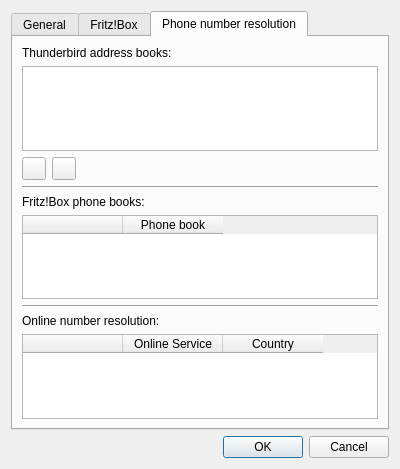
ElTh0r0/fritzcallindicator, file src/settingsdialog.ui: the form before one commit.
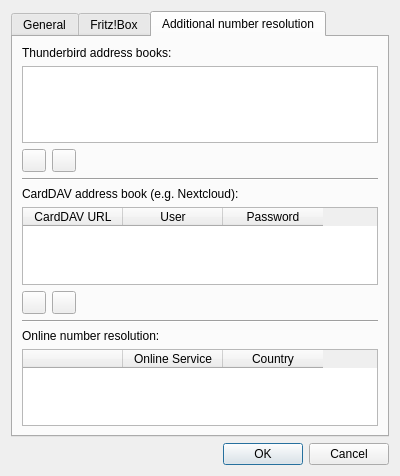
The form after the commit. The open tabs and pages were chosen to show the change. Icons and pictures are not drawn.

Commit message: Add CardDAV address book support.

Diff of the .ui file:
```diff
--- a/src/settingsdialog.ui
+++ b/src/settingsdialog.ui
@@ -7,7 +7,7 @@
     <x>0</x>
     <y>0</y>
     <width>400</width>
-    <height>469</height>
+    <height>476</height>
    </rect>
   </property>
   <property name="windowTitle">
@@ -277,14 +277,63 @@
          </property>
         </widget>
        </item>
+       <item row="6" column="0" colspan="2">
+        <widget class="Line" name="line_2">
+         <property name="orientation">
+          <enum>Qt::Orientation::Horizontal</enum>
+         </property>
+        </widget>
+       </item>
+       <item row="7" column="0" colspan="2">
+        <widget class="QLabel" name="lblFritzPhoneBooks">
+         <property name="text">
+          <string>Fritz!Box phone books:</string>
+         </property>
+        </widget>
+       </item>
+       <item row="8" column="0" colspan="2">
+        <widget class="QTableWidget" name="tableFritzPhonebooks">
+         <property name="editTriggers">
+          <set>QAbstractItemView::EditTrigger::NoEditTriggers</set>
+         </property>
+         <property name="alternatingRowColors">
+          <bool>true</bool>
+         </property>
+         <property name="selectionMode">
+          <enum>QAbstractItemView::SelectionMode::NoSelection</enum>
+         </property>
+         <property name="wordWrap">
+          <bool>false</bool>
+         </property>
+         <property name="cornerButtonEnabled">
+          <bool>false</bool>
+         </property>
+         <attribute name="horizontalHeaderHighlightSections">
+          <bool>false</bool>
+         </attribute>
+         <attribute name="verticalHeaderVisible">
+          <bool>false</bool>
+         </attribute>
+         <column>
+          <property name="text">
+           <string notr="true"/>
+          </property>
+         </column>
+         <column>
+          <property name="text">
+           <string>Phone book</string>
+          </property>
+         </column>
+        </widget>
+       </item>
       </layout>
      </widget>
      <widget class="QWidget" name="tab_resolver">
       <attribute name="title">
-       <string>Phone number resolution</string>
+       <string>Additional number resolution</string>
       </attribute>
       <layout class="QFormLayout" name="formLayout">
-       <item row="0" column="0">
+       <item row="0" column="0" colspan="2">
         <widget class="QLabel" name="lblTbAddressbooks">
          <property name="text">
           <string>Thunderbird address books:</string>
@@ -325,69 +374,104 @@
         </layout>
        </item>
        <item row="3" column="0" colspan="2">
-        <widget class="Line" name="line_2">
-         <property name="orientation">
-          <enum>Qt::Orientation::Horizontal</enum>
-         </property>
-        </widget>
-       </item>
-       <item row="4" column="0">
-        <widget class="QLabel" name="lblFritzPhoneBooks">
-         <property name="text">
-          <string>Fritz!Box phone books:</string>
-         </property>
-        </widget>
-       </item>
-       <item row="5" column="0" colspan="2">
-        <widget class="QTableWidget" name="tableFritzPhonebooks">
-         <property name="editTriggers">
-          <set>QAbstractItemView::EditTrigger::NoEditTriggers</set>
-         </property>
-         <property name="alternatingRowColors">
-          <bool>true</bool>
-         </property>
-         <property name="selectionMode">
-          <enum>QAbstractItemView::SelectionMode::NoSelection</enum>
-         </property>
-         <property name="wordWrap">
-          <bool>false</bool>
-         </property>
-         <property name="cornerButtonEnabled">
-          <bool>false</bool>
-         </property>
-         <attribute name="horizontalHeaderHighlightSections">
-          <bool>false</bool>
-         </attribute>
-         <attribute name="verticalHeaderVisible">
-          <bool>false</bool>
-         </attribute>
-         <column>
-          <property name="text">
-           <string notr="true"/>
-          </property>
-         </column>
-         <column>
-          <property name="text">
-           <string>Phone book</string>
-          </property>
-         </column>
-        </widget>
-       </item>
-       <item row="6" column="0" colspan="2">
         <widget class="Line" name="line_3">
          <property name="orientation">
           <enum>Qt::Orientation::Horizontal</enum>
          </property>
         </widget>
        </item>
-       <item row="7" column="0">
+       <item row="4" column="0" colspan="2">
+        <widget class="QLabel" name="lblCarddav">
+         <property name="text">
+          <string>CardDAV address book (e.g. Nextcloud):</string>
+         </property>
+        </widget>
+       </item>
+       <item row="5" column="0" colspan="2">
+        <widget class="QTableWidget" name="tableCardDav">
+         <property name="editTriggers">
+          <set>QAbstractItemView::EditTrigger::AnyKeyPressed|QAbstractItemView::EditTrigger::DoubleClicked|QAbstractItemView::EditTrigger::EditKeyPressed</set>
+         </property>
+         <property name="alternatingRowColors">
+          <bool>true</bool>
+         </property>
+         <property name="selectionMode">
+          <enum>QAbstractItemView::SelectionMode::NoSelection</enum>
+         </property>
+         <property name="wordWrap">
+          <bool>false</bool>
+         </property>
+         <property name="cornerButtonEnabled">
+          <bool>false</bool>
+         </property>
+         <attribute name="horizontalHeaderHighlightSections">
+          <bool>false</bool>
+         </attribute>
+         <attribute name="verticalHeaderVisible">
+          <bool>false</bool>
+         </attribute>
+         <column>
+          <property name="text">
+           <string>CardDAV URL</string>
+          </property>
+         </column>
+         <column>
+          <property name="text">
+           <string>User</string>
+          </property>
+         </column>
+         <column>
+          <property name="text">
+           <string>Password</string>
+          </property>
+         </column>
+        </widget>
+       </item>
+       <item row="6" column="0" colspan="2">
+        <layout class="QHBoxLayout" name="horizontalLayout_2">
+         <item>
+          <widget class="QToolButton" name="toolButton_AddCardDavAddressbook">
+           <property name="toolTip">
+            <string>Add CardDAV address book</string>
+           </property>
+           <property name="text">
+            <string notr="true"/>
+           </property>
+           <property name="icon">
+            <iconset theme="QIcon::ThemeIcon::ListAdd"/>
+           </property>
+          </widget>
+         </item>
+         <item>
+          <widget class="QToolButton" name="toolButton_RemoveCardDavAddressbook">
+           <property name="toolTip">
+            <string>Remove selected CardDAV address book</string>
+           </property>
+           <property name="text">
+            <string notr="true"/>
+           </property>
+           <property name="icon">
+            <iconset theme="QIcon::ThemeIcon::ListRemove"/>
+           </property>
+          </widget>
+         </item>
+        </layout>
+       </item>
+       <item row="7" column="0" colspan="2">
+        <widget class="Line" name="line_5">
+         <property name="orientation">
+          <enum>Qt::Orientation::Horizontal</enum>
+         </property>
+        </widget>
+       </item>
+       <item row="8" column="0" colspan="2">
         <widget class="QLabel" name="lblOnlineResolvers">
          <property name="text">
           <string>Online number resolution:</string>
          </property>
         </widget>
        </item>
-       <item row="8" column="0" colspan="2">
+       <item row="9" column="0" colspan="2">
         <widget class="QTableWidget" name="tableOnlineResolvers">
          <property name="editTriggers">
           <set>QAbstractItemView::EditTrigger::NoEditTriggers</set>
```
Left out of the diff: 2 changed lines with no effect on the pictures. The commit also changes 11 other files.
